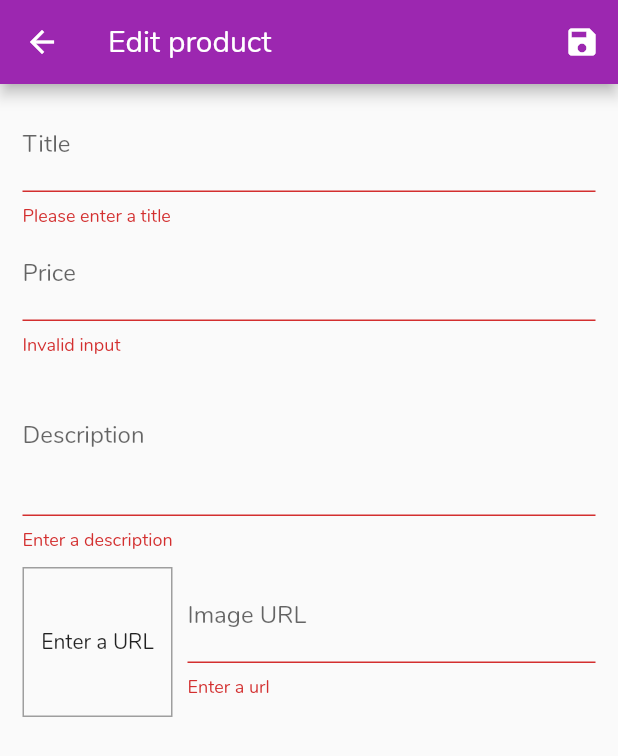
After one commit to mureyvenom/flutter_shop_app, a Flutter app: the EditProductScreen screen opened by its route, after a tap on the "save" icon, on a phone screen of 412 x 824 dp. The commit adds this screen. Shown: the top 756 px of the screen. Run offline on Flutter 3.47's test engine with Material 2 defaults, Android fonts, the phone set to English and light mode, and no system bars; network calls fail.

Commit message:
added forms to add and edit products. Also added delete functionality

```diff
--- a/lib/main.dart
+++ b/lib/main.dart
@@ -8,6 +8,8 @@ import 'providers/products.dart';
 import 'providers/cart.dart';
 import 'providers/orders.dart';
 import 'screens/orders_screen.dart';
+import 'screens/user_products_screen.dart';
+import 'screens/edit_product_screen.dart';
 
 void main() {
   runApp(const MyApp());
@@ -44,7 +46,9 @@ class MyApp extends StatelessWidget {
           ProductDetailsScreen.routeName: (context) =>
               const ProductDetailsScreen(),
           CartScreen.routeName: (context) => const CartScreen(),
-          OrdersScreen.routeName: (context) => const OrdersScreen()
+          OrdersScreen.routeName: (context) => const OrdersScreen(),
+          UserProductsScreen.routeName: (context) => const UserProductsScreen(),
+          EditProductScreen.routeName: (context) => const EditProductScreen()
         },
       ),
     );
--- a/lib/providers/products.dart
+++ b/lib/providers/products.dart
@@ -50,7 +50,28 @@ class Products with ChangeNotifier {
     return _items.firstWhere((prod) => prod.id == id);
   }
 
-  void addProduct() {
-    //
+  void addProduct(Product product) {
+    final newProduct = Product(
+      id: DateTime.now().toString(),
+      title: product.title,
+      description: product.description,
+      price: product.price,
+      imageUrl: product.imageUrl,
+    );
+    _items.add(newProduct);
+    notifyListeners();
+  }
+
+  void updateProduct(String id, Product newProduct) {
+    final prodIndex = _items.indexWhere((prod) => prod.id == id);
+    if (prodIndex >= 0) {
+      _items[prodIndex] = newProduct;
+      notifyListeners();
+    }
+  }
+
+  void deleteProduct(String productId) {
+    _items.removeWhere((prod) => prod.id == productId);
+    notifyListeners();
   }
 }
--- /dev/null
+++ b/lib/screens/edit_product_screen.dart
@@ -0,0 +1,252 @@
+import 'package:flutter/material.dart';
+import 'package:provider/provider.dart';
+//
+import '../providers/product.dart';
+import '../providers/products.dart';
+
+class ScreenArgs {
+  final dynamic id;
+  ScreenArgs({required this.id});
+}
+
+class EditProductScreen extends StatefulWidget {
+  static const routeName = '/edit-product';
+  const EditProductScreen({Key? key}) : super(key: key);
+
+  @override
+  State<EditProductScreen> createState() => _EditProductScreenState();
+}
+
+class _EditProductScreenState extends State<EditProductScreen> {
+  final _imageUrlController = TextEditingController();
+  String _imageUrl = '';
+  final _form = GlobalKey<FormState>();
+  var _editedProduct = Product(
+    id: '',
+    title: '',
+    description: '',
+    price: 0.00,
+    imageUrl: '',
+    isFavorite: false,
+  );
+  var _initValues = {
+    'title': '',
+    'description': '',
+    'price': '',
+    'imageUrl': ''
+  };
+  bool _isInit = true;
+
+  @override
+  void initState() {
+    super.initState();
+  }
+
+  @override
+  void didChangeDependencies() {
+    if (_isInit) {
+      if (ModalRoute.of(context)!.settings.arguments != null) {
+        final args =
+            ModalRoute.of(context)!.settings.arguments as Map<String, String>;
+        final productId = args['id'];
+        if (productId != null) {
+          _editedProduct = Provider.of<Products>(context).findById(productId);
+          _initValues = {
+            'title': _editedProduct.title,
+            'price': _editedProduct.price.toString(),
+            'description': _editedProduct.description,
+            'imageUrl': '',
+          };
+          _imageUrlController.text = _editedProduct.imageUrl;
+        }
+      }
+    }
+    _isInit = false;
+    super.didChangeDependencies();
+  }
+
+  void _saveForm() {
+    final _isValid = _form.currentState?.validate();
+    if (!_isValid!) {
+      return;
+    }
+    _form.currentState?.save();
+    if (_editedProduct.id.isEmpty) {
+      Provider.of<Products>(context, listen: false).addProduct(_editedProduct);
+    } else {
+      Provider.of<Products>(context, listen: false)
+          .updateProduct(_editedProduct.id, _editedProduct);
+    }
+
+    Navigator.of(context).pop();
+  }
+
+  @override
+  Widget build(BuildContext context) {
+    return Scaffold(
+      appBar: AppBar(
+        title: const Text('Edit product'),
+        actions: [
+          IconButton(onPressed: _saveForm, icon: const Icon(Icons.save))
+        ],
+      ),
+      body: Form(
+        key: _form,
+        child: Padding(
+          padding: const EdgeInsets.symmetric(
+            vertical: 10,
+            horizontal: 15,
+          ),
+          child: Column(
+            children: [
+              Expanded(
+                child: SingleChildScrollView(
+                  child: Column(
+                    children: [
+                      TextFormField(
+                        initialValue: _initValues['title'] as String,
+                        validator: (value) {
+                          if (value!.isEmpty) {
+                            return 'Please enter a title';
+                          } else {
+                            return null;
+                          }
+                        },
+                        decoration: const InputDecoration(labelText: 'Title'),
+                        textInputAction: TextInputAction.next,
+                        onSaved: (value) {
+                          _editedProduct = Product(
+                            id: _editedProduct.id,
+                            title: value!,
+                            description: _editedProduct.description,
+                            price: _editedProduct.price,
+                            imageUrl: _editedProduct.imageUrl,
+                            isFavorite: _editedProduct.isFavorite,
+                          );
+                        },
+                      ),
+                      TextFormField(
+                        initialValue: _initValues['price'] as String,
+                        validator: (value) {
+                          if (double.tryParse(value!) == null) {
+                            return 'Invalid input';
+                          }
+                          if (double.parse(value) <= 0) {
+                            return 'Enter a value greater than 0';
+                          }
+                          return null;
+                        },
+                        keyboardType: TextInputType.number,
+                        decoration: const InputDecoration(labelText: 'Price'),
+                        textInputAction: TextInputAction.next,
+                        onSaved: (value) {
+                          _editedProduct = Product(
+                            id: _editedProduct.id,
+                            title: _editedProduct.title,
+                            description: _editedProduct.description,
+                            price: double.parse(value!),
+                            imageUrl: _editedProduct.imageUrl,
+                            isFavorite: _editedProduct.isFavorite,
+                          );
+                        },
+                      ),
+                      TextFormField(
+                        initialValue: _initValues['description'] as String,
+                        validator: (value) {
+                          if (value!.isEmpty) {
+                            return 'Enter a description';
+                          } else {
+                            if (value.length < 10) {
+                              return 'Description should be at least 10 characters long';
+                            }
+                            return null;
+                          }
+                        },
+                        keyboardType: TextInputType.multiline,
+                        maxLines: 3,
+                        decoration: const InputDecoration(
+                          labelText: 'Description',
+                        ),
+                        onSaved: (value) {
+                          _editedProduct = Product(
+                            id: _editedProduct.id,
+                            title: _editedProduct.title,
+                            description: value!,
+                            price: _editedProduct.price,
+                            imageUrl: _editedProduct.imageUrl,
+                            isFavorite: _editedProduct.isFavorite,
+                          );
+                        },
+                      ),
+                      Row(
+                        mainAxisAlignment: MainAxisAlignment.spaceBetween,
+                        crossAxisAlignment: CrossAxisAlignment.center,
+                        children: [
+                          Container(
+                            alignment: Alignment.center,
+                            width: 100,
+                            height: 100,
+                            margin: const EdgeInsets.only(top: 10, right: 10),
+                            decoration: BoxDecoration(
+                                border: Border.all(
+                              width: 1,
+                              color: Colors.grey,
+                            )),
+                            child: _imageUrl.isEmpty
+                                ? const Text('Enter a URL')
+                                : FittedBox(
+                                    child: Image.network(
+                                      _imageUrlController.text,
+                                      fit: BoxFit.cover,
+                                    ),
+                                  ),
+                          ),
+                          Expanded(
+                            child: TextFormField(
+                              validator: (value) {
+                                if (value!.isEmpty) {
+                                  return 'Enter a url';
+                                } else {
+                                  if (!value.startsWith('http://') &&
+                                      !value.startsWith('https://')) {
+                                    return 'Enter a valid url';
+                                  }
+                                  return null;
+                                }
+                              },
+                              onEditingComplete: () {
+                                setState(() {
+                                  _imageUrl = _imageUrlController.text;
+                                });
+                              },
+                              controller: _imageUrlController,
+                              decoration: const InputDecoration(
+                                labelText: 'Image URL',
+                              ),
+                              keyboardType: TextInputType.url,
+                              textInputAction: TextInputAction.done,
+                              onSaved: (value) {
+                                _editedProduct = Product(
+                                  id: _editedProduct.id,
+                                  title: _editedProduct.title,
+                                  description: _editedProduct.description,
+                                  price: _editedProduct.price,
+                                  imageUrl: value!,
+                                  isFavorite: _editedProduct.isFavorite,
+                                );
+                              },
+                            ),
+                          )
+                        ],
+                      )
+                    ],
+                  ),
+                ),
+              ),
+            ],
+          ),
+        ),
+      ),
+    );
+  }
+}
```
Also changed, not shown: lib/providers/cart.dart (+21 -0 lines), lib/screens/user_products_screen.dart (added, +48 -0 lines), lib/widgets/app_drawer.dart (+12 -1 lines), lib/widgets/cart_item.dart (+20 -0 lines), lib/widgets/product_item.dart (+18 -1 lines), lib/widgets/user_product_item.dart (added, +47 -0 lines).
